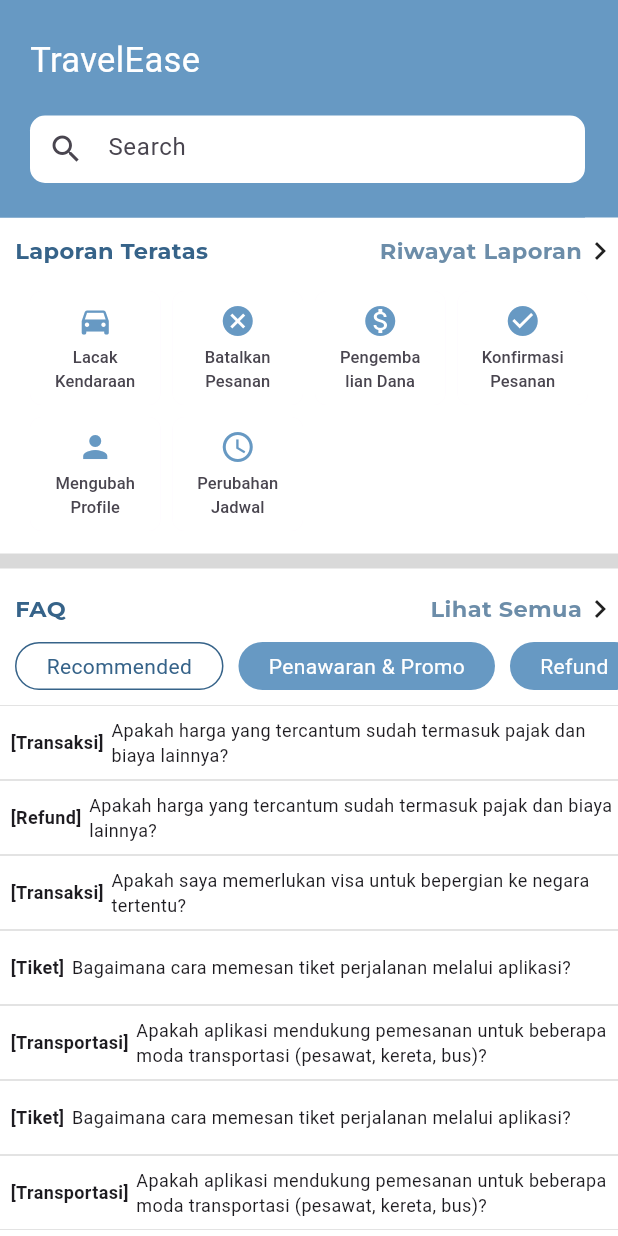
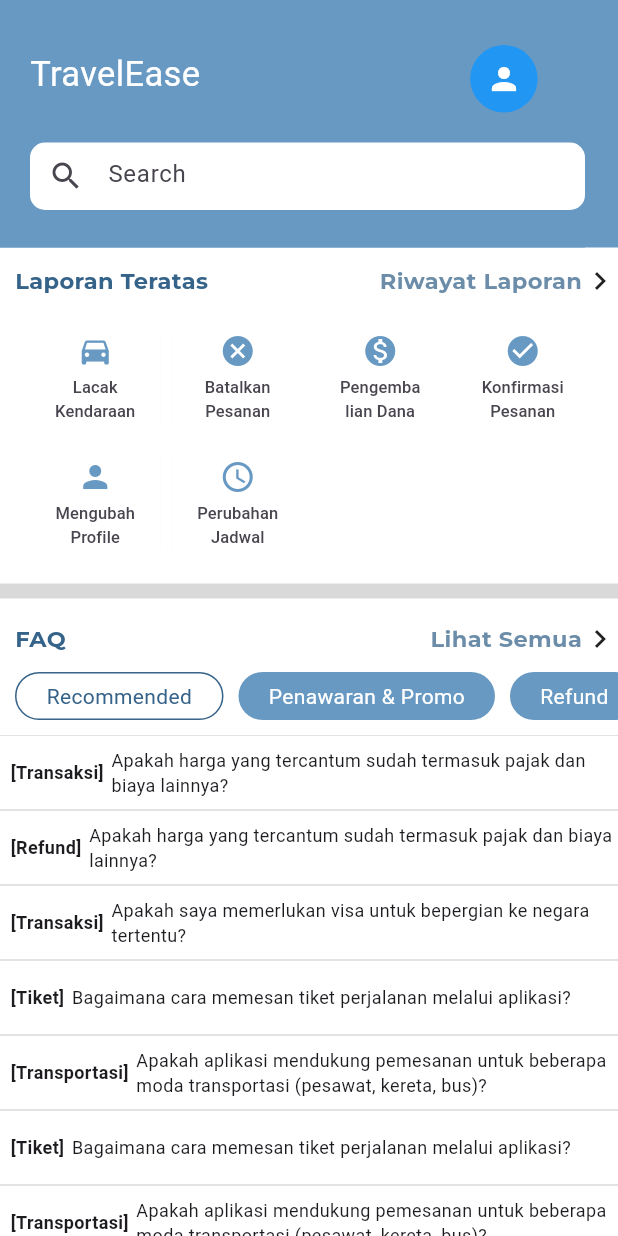
Before and after one commit to Morns123/travelease_mobile, a Flutter app: the screen it shows after launch, on a phone screen of 412 x 824 dp. Run offline on Flutter 3.47's test engine with Material 3 defaults, Android fonts, the phone set to English and light mode, and no system bars; Roboto replaces fonts that are missing (Montserrat-ExtraBold); project files that could hold a hidden picture were left out.

Commit message:
add button navigation for page profile

```diff
--- a/lib/widget/DetailReport/LaporanCard.dart
+++ b/lib/widget/DetailReport/LaporanCard.dart
@@ -5,14 +5,14 @@ class LaporanWidget extends StatelessWidget {
     {
       'status': 'Laporan Ditutup',
       'description': 'Laporan Telah Selesai',
-      'date': '05 September 2024 10:21',
-      'isActive': true,
+      'date': 'null',
+      'isActive': false,
     },
     {
       'status': 'Laporan Selesai Ditangani',
       'description': 'Laporanmu ditandai “Selesai” oleh Customer Service',
       'date': '05 September 2024 10:21',
-      'isActive': false,
+      'isActive': true,
     },
     {
       'status': 'Laporan Diterima',
--- a/lib/widget/homepage/HomeApp.dart
+++ b/lib/widget/homepage/HomeApp.dart
@@ -11,17 +11,29 @@ class HomeApp extends StatelessWidget {
               children: [
                 Container(
                   color: Color.fromRGBO(103, 153, 195, 1),
-                  height: 145,
+                  height: 165,
                   child: Column(
                     mainAxisAlignment: MainAxisAlignment.start,
                     crossAxisAlignment: CrossAxisAlignment.start,
                     children: [
                       Row(
+
                         children: [
                           Container(
                             margin: EdgeInsets.only(top: 24,left: 20),
                             child: Text("TravelEase",style: TextStyle(color: Colors.white,fontSize: 23, fontFamily: "Montserrat-ExtraBold"),)
                             ),
+                            SizedBox(width: 180,),
+                            Container(
+                              margin: EdgeInsets.only(top: 30),
+                              width: 45,
+                              height: 45,
+                              decoration: BoxDecoration(
+                                color: Colors.blue,
+                                borderRadius: BorderRadius.circular(50)
+                              ),
+                              child: Icon(Icons.person,color: Colors.white,),
+                            )
                         ],
                       ),
                         Row(
```
